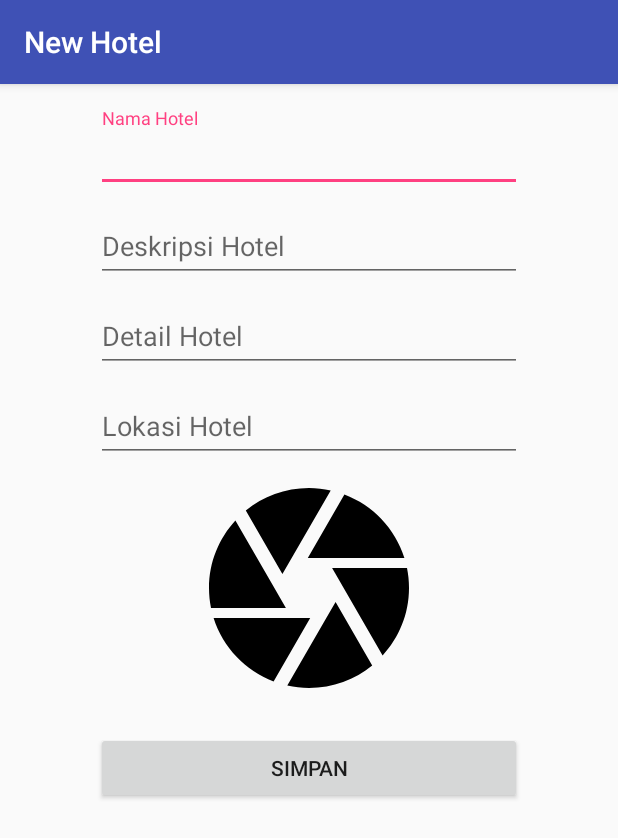
After one commit to yeninurazizah/RecyclerView3, an Android app: the InputActivity screen opened directly, with no data from a screen before it, on a phone screen of 412 x 824 dp. The commit adds this screen. Shown: the top 838 px of the screen. Run offline under Robolectric (Android 15) with nearby library versions, the phone set to English and light mode, and no system bars.

```diff
--- a/app/build.gradle
+++ b/app/build.gradle
@@ -10,6 +10,7 @@ android {
         versionCode 1
         versionName "1.0"
         testInstrumentationRunner "android.support.test.runner.AndroidJUnitRunner"
+        vectorDrawables.useSupportLibrary = true
     }
     buildTypes {
         release {
--- a/app/src/main/AndroidManifest.xml
+++ b/app/src/main/AndroidManifest.xml
@@ -21,7 +21,8 @@
         <activity
             android:name=".DetailActivity"
             android:label="@string/title_activity_detail"
-            android:theme="@style/AppTheme.NoActionBar"></activity>
+            android:theme="@style/AppTheme.NoActionBar" />
+        <activity android:name=".InputActivity"></activity>
     </application>
 
 </manifest>
--- /dev/null
+++ b/app/src/main/java/id/sch/smktelkom_mlg/learn/recyclerview3/InputActivity.java
@@ -0,0 +1,147 @@
+package id.sch.smktelkom_mlg.learn.recyclerview3;
+
+import android.content.Intent;
+import android.net.Uri;
+import android.os.Build;
+import android.os.Bundle;
+import android.support.design.widget.Snackbar;
+import android.support.design.widget.TextInputLayout;
+import android.support.v7.app.AppCompatActivity;
+import android.view.View;
+import android.widget.EditText;
+import android.widget.ImageView;
+
+import model.Hotel;
+
+
+public class InputActivity extends AppCompatActivity {
+    static final int REQUEST_IMAGE_GET = 1;
+    EditText etJudul;
+    EditText etDeskripsi;
+    EditText etDetail;
+    EditText etLokasi;
+    ImageView ivFoto;
+    Uri uriFoto;
+    Hotel hotel;
+
+    @Override
+    protected void onCreate(Bundle savedInstanceState) {
+        super.onCreate(savedInstanceState);
+        setContentView(R.layout.activity_input);
+
+        etJudul = (EditText) findViewById(R.id.editTextNama);
+        etDeskripsi = (EditText) findViewById(R.id.editTextDeskripsi);
+        etLokasi = (EditText) findViewById(R.id.editTextLokasi);
+        etDetail = (EditText) findViewById(R.id.editTextDetail);
+        ivFoto = (ImageView) findViewById(R.id.imageViewFoto);
+
+        ivFoto.setOnClickListener(new View.OnClickListener() {
+            @Override
+            public void onClick(View view) {
+                pickPhoto();
+            }
+        });
+
+        findViewById(R.id.buttonSimpan).setOnClickListener(
+                new View.OnClickListener() {
+                    @Override
+                    public void onClick(View view) {
+                        doSave();
+                    }
+
+                });
+
+        hotel = (Hotel) getIntent().getSerializableExtra(MainActivity.HOTEL);
+        if (hotel != null) {
+            setTitle("Edit " + hotel.judul);
+            fillData();
+        } else {
+            setTitle("New Hotel");
+        }
+    }
+
+    private void fillData() {
+        etJudul.setText(hotel.judul);
+        etDeskripsi.setText(hotel.deskripsi);
+        etDetail.setText(hotel.detail);
+        etLokasi.setText(hotel.lokasi);
+        uriFoto = Uri.parse(hotel.foto);
+        ivFoto.setImageURI(uriFoto);
+    }
+
+    private void doSave() {
+        String judul = etJudul.getText().toString();
+        String deskripsi = etDeskripsi.getText().toString();
+        String detail = etDetail.getText().toString();
+        String lokasi = etLokasi.getText().toString();
+
+        if (isValid(judul, deskripsi, detail, lokasi, uriFoto)) {
+            hotel = new Hotel(judul, deskripsi,
+                    detail, lokasi, uriFoto.toString());
+
+            Intent intent = new Intent();
+            intent.putExtra(MainActivity.HOTEL, hotel);
+            setResult(RESULT_OK, intent);
+            finish();
+        }
+    }
+
+    private boolean isValid(String judul,
+                            String deskripsi,
+                            String detail,
+                            String lokasi, Uri uriFoto) {
+        boolean valid = true;
+        if (judul.isEmpty()) {
+            setErrorEmpty(etJudul);
+            valid = false;
+        }
+
+        if (deskripsi.isEmpty()) {
+            setErrorEmpty(etDeskripsi);
+            valid = false;
+        }
+
+        if (detail.isEmpty()) {
+            setErrorEmpty(etDetail);
+            valid = false;
+        }
+
+        if (lokasi.isEmpty()) {
+            setErrorEmpty(etLokasi);
+            valid = false;
+        }
+        if (uriFoto == null) {
+            Snackbar.make(ivFoto, "Foto Belum Ada", Snackbar.LENGTH_SHORT).show();
+            valid = false;
+        }
+
+        return valid;
+    }
+
+    private void setErrorEmpty(EditText editText) {
+        editText.setError(((TextInputLayout) editText.getParent().getParent())
+                .getHint() + " Belum Diisi");
+    }
+
+    private void pickPhoto() {
+        Intent intent;
+        if (Build.VERSION.SDK_INT < Build.VERSION_CODES.KITKAT) {
+            intent = new Intent(Intent.ACTION_GET_CONTENT);
+        } else {
+            intent = new Intent(Intent.ACTION_OPEN_DOCUMENT);
+            intent.addCategory(Intent.CATEGORY_OPENABLE);
+        }
+        intent.setType("image/*");
+        if (intent.resolveActivity(getPackageManager()) != null)
+            startActivityForResult(intent, REQUEST_IMAGE_GET);
+    }
+
+    @Override
+    protected void onActivityResult(int requestCode, int resultCode, Intent data) {
+        super.onActivityResult(requestCode, resultCode, data);
+        if (requestCode == REQUEST_IMAGE_GET && resultCode == RESULT_OK) {
+            uriFoto = data.getData();
+            ivFoto.setImageURI(uriFoto);
+        }
+    }
+}
--- /dev/null
+++ b/app/src/main/res/layout/activity_input.xml
@@ -0,0 +1,88 @@
+<?xml version="1.0" encoding="utf-8"?>
+<ScrollView xmlns:android="http://schemas.android.com/apk/res/android"
+    xmlns:app="http://schemas.android.com/apk/res-auto"
+    xmlns:tools="http://schemas.android.com/tools"
+    android:layout_width="match_parent"
+    android:layout_height="match_parent">
+
+    <LinearLayout
+        android:id="@+id/activity_input"
+        android:layout_width="match_parent"
+        android:layout_height="wrap_content"
+        android:orientation="vertical"
+        android:paddingBottom="@dimen/activity_vertical_margin"
+        android:paddingLeft="64dp"
+        android:paddingRight="64dp"
+        android:paddingTop="@dimen/activity_vertical_margin"
+        tools:context="id.sch.smktelkom_mlg.learn.recyclerview3.InputActivity">
+
+        <android.support.design.widget.TextInputLayout
+            android:layout_width="match_parent"
+            android:layout_height="wrap_content"
+            android:hint="Nama Hotel">
+
+            <android.support.design.widget.TextInputEditText
+                android:id="@+id/editTextNama"
+                android:layout_width="match_parent"
+                android:layout_height="wrap_content" />
+
+        </android.support.design.widget.TextInputLayout>
+
+        <android.support.design.widget.TextInputLayout
+            android:layout_width="match_parent"
+            android:layout_height="wrap_content"
+            android:layout_marginTop="4dp"
+            android:hint="Deskripsi Hotel">
+
+            <android.support.design.widget.TextInputEditText
+                android:id="@+id/editTextDeskripsi"
+                android:layout_width="match_parent"
+                android:layout_height="wrap_content" />
+
+        </android.support.design.widget.TextInputLayout>
+
+        <android.support.design.widget.TextInputLayout
+            android:layout_width="match_parent"
+            android:layout_height="wrap_content"
+            android:layout_marginTop="4dp"
+            android:hint="Detail Hotel">
+
+            <android.support.design.widget.TextInputEditText
+                android:id="@+id/editTextDetail"
+                android:layout_width="match_parent"
+                android:layout_height="wrap_content"
+                android:inputType="textMultiLine" />
+
+        </android.support.design.widget.TextInputLayout>
+
+        <android.support.design.widget.TextInputLayout
+            android:layout_width="match_parent"
+            android:layout_height="wrap_content"
+            android:layout_marginTop="4dp"
+            android:hint="Lokasi Hotel">
+
+            <android.support.design.widget.TextInputEditText
+                android:id="@+id/editTextLokasi"
+                android:layout_width="match_parent"
+                android:layout_height="wrap_content" />
+
+        </android.support.design.widget.TextInputLayout>
+
+        <ImageView
+            android:id="@+id/imageViewFoto"
+            android:layout_width="match_parent"
+            android:layout_height="wrap_content"
+            android:layout_gravity="center"
+            android:layout_marginTop="4dp"
+            android:minHeight="160dp"
+            android:scaleType="fitCenter"
+            app:srcCompat="@drawable/ic_camera_black_24dp" />
+
+        <Button
+            android:id="@+id/buttonSimpan"
+            android:layout_width="match_parent"
+            android:layout_height="wrap_content"
+            android:layout_marginTop="16dp"
+            android:text="Simpan" />
+    </LinearLayout>
+</ScrollView>
--- a/app/src/main/res/layout/activity_main.xml
+++ b/app/src/main/res/layout/activity_main.xml
@@ -29,6 +29,6 @@
         android:layout_height="wrap_content"
         android:layout_gravity="bottom|end"
         android:layout_margin="@dimen/fab_margin"
-        app:srcCompat="@android:drawable/ic_dialog_email" />
-
+        android:tint="@android:color/white"
+        app:srcCompat="@drawable/ic_add_black_24dp" />
 </android.support.design.widget.CoordinatorLayout>
```
Also changed, not shown: app/src/main/java/id/sch/smktelkom_mlg/learn/recyclerview3/MainActivity.java (+134 -18 lines), app/src/main/res/layout/item_list.xml (+19 -18 lines).
